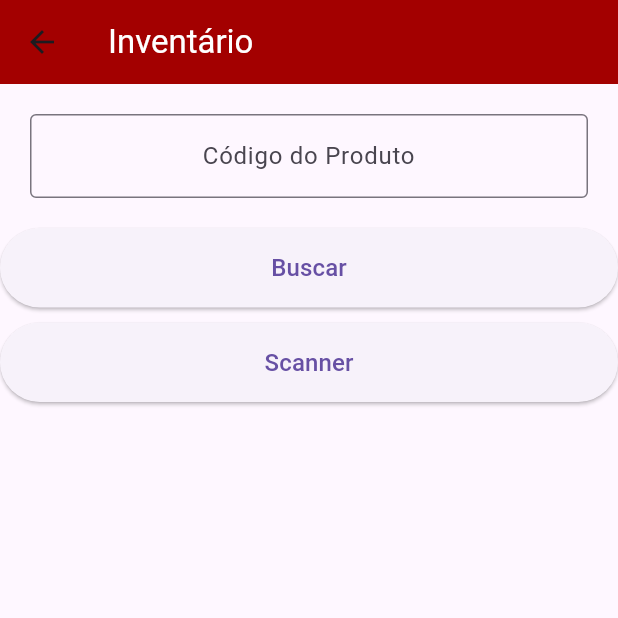
After one commit to cd2tec/padron-inventario-app, a Flutter app: the InventoryPage screen opened by its route, after a tap on "Scanner", on a phone screen of 412 x 824 dp, the top half of it. The commit adds this screen. Run offline on Flutter 3.47's test engine with Material 3 defaults, Android fonts, the phone set to English and light mode, and no system bars; our stand-ins replace carousel_slider, shared_preferences; missing offline and left inert: dart:ffi, flutter_barcode_scanner; accounts and stored records are empty; network calls fail.

Commit message:
Restore files

```diff
--- /dev/null
+++ b/lib/pages/Inventory/inventory_page.dart
@@ -0,0 +1,102 @@
+import 'package:flutter/material.dart';
+import 'package:flutter_barcode_scanner/flutter_barcode_scanner.dart';
+import 'package:padron_inventario_app/pages/Inventory/inventory_detail_page.dart';
+import '../../services/InventoryService.dart';
+
+class InventoryPage extends StatefulWidget {
+  const InventoryPage({super.key});
+
+  @override
+  _InventoryPageState createState() => _InventoryPageState();
+}
+
+class _InventoryPageState extends State<InventoryPage> {
+  InventoryService service = InventoryService();
+  final TextEditingController _barcodeController = TextEditingController();
+  final TextEditingController _productkeyController = TextEditingController();
+
+  @override
+  Widget build(BuildContext context) {
+    return Scaffold(
+      appBar: AppBar(
+        title: const Text(
+          'Inventário',
+          style: TextStyle(color: Colors.white),
+        ),
+        backgroundColor: const Color(0xFFA30000),
+      ),
+      body: Column(
+        crossAxisAlignment: CrossAxisAlignment.stretch,
+        children: [
+          Container(
+            padding: const EdgeInsets.all(20),
+            child: TextField(
+              controller: _productkeyController,
+              decoration: const InputDecoration(
+                border: OutlineInputBorder(),
+                hintText: 'Código do Produto',
+              ),
+              keyboardType: TextInputType.number,
+              textAlign: TextAlign.center,
+            ),
+          ),
+          ElevatedButton(
+            onPressed: () async {
+              if (_productkeyController.text.isNotEmpty) {
+                service.fetchProduct('produtoKey', _productkeyController.text).then((value) {
+                  print(value);
+
+                  Navigator.pushReplacement(
+                    context,
+                    MaterialPageRoute(
+                      builder: (context) => InventoryDetailPage(),
+                    ),
+                  );
+                });
+              } else {
+                // Trate o caso em que o campo está vazio
+                print("Campo de código de barras vazio");
+              }
+            },
+            child: const Padding(
+              padding: EdgeInsets.all(15),
+              child: Text("Buscar", style: TextStyle(fontSize: 16)),
+            ),
+          ),
+          const SizedBox(height: 10),
+          ElevatedButton(
+            onPressed: () async {
+              String barcodeScanRes = await FlutterBarcodeScanner.scanBarcode(
+                "#ff6666",
+                "Cancelar",
+                true,
+                ScanMode.DEFAULT,
+              );
+
+              if (!mounted) return;
+              setState(() {
+                _barcodeController.text = barcodeScanRes;
+              });
+
+              print("Código de Barras: $barcodeScanRes");
+              service.fetchProduct('gtin', _barcodeController.text).then((value) {
+                print(value);
+
+                Navigator.pushReplacement(
+                  context,
+                  MaterialPageRoute(
+                    builder: (context) => InventoryDetailPage(),
+                  ),
+                );
+              });
+            },
+            child: const Padding(
+              padding: EdgeInsets.all(15),
+              child: Text("Scanner", style: TextStyle(fontSize: 16)),
+            ),
+          ),
+        ],
+      ),
+    );
+  }
+}
--- a/lib/pages/User/user_management_details_page.dart
+++ b/lib/pages/User/user_management_details_page.dart
@@ -1,5 +1,5 @@
 import 'dart:convert';
-import 'package:delmoro_estoque_app/pages/User/user_management_page.dart';
+import 'package:padron_inventario_app/pages/User/user_management_page.dart';
 import 'package:flutter/material.dart';
 import '../../services/UserService.dart';
 import '../home_page.dart';
--- a/lib/pages/User/user_management_page.dart
+++ b/lib/pages/User/user_management_page.dart
@@ -1,6 +1,6 @@
-import 'package:delmoro_estoque_app/pages/User/user_management_details_page.dart';
+import 'package:padron_inventario_app/pages/User/user_management_details_page.dart';
 import 'package:flutter/material.dart';
-import 'package:delmoro_estoque_app/services/UserService.dart';
+import 'package:padron_inventario_app/services/UserService.dart';
 
 class UserListScreen extends StatefulWidget {
   const UserListScreen({Key? key}) : super(key: key);
--- a/lib/pages/login_page.dart
+++ b/lib/pages/login_page.dart
@@ -1,6 +1,6 @@
 import 'package:flutter/material.dart';
 import 'package:provider/provider.dart';
-import 'package:delmoro_estoque_app/services/AuthService.dart';
+import 'package:padron_inventario_app/services/AuthService.dart';
 import '../widgets/widgets.dart';
 import 'home_page.dart';
 
@@ -18,8 +18,6 @@ class _LoginPageState extends State<LoginPage> {
   bool _obscurePassword = true;
   bool _isButtonEnabled = false;
 
-  @override
-  @override
   @override
   Widget build(BuildContext context) {
     return Scaffold(
--- /dev/null
+++ b/lib/services/InventoryService.dart
@@ -0,0 +1,37 @@
+import 'dart:convert';
+import 'package:http/http.dart' as http;
+import 'package:shared_preferences/shared_preferences.dart';
+
+class InventoryService {
+  static const String url = "192.168.15.186";
+
+  static Future<SharedPreferences> getSharedPreferences() async {
+    return await SharedPreferences.getInstance();
+  }
+
+  Future fetchProduct(String filter, String barcode) async {
+    SharedPreferences prefs = await getSharedPreferences();
+    var token = prefs.getString('token');
+
+    var apiUrl = Uri(
+      scheme: 'http',
+      host: url,
+      port: 8080,
+      path: '/inventory/$filter/$barcode',
+    );
+
+    http.Response response = await http.get(
+      apiUrl,
+      headers: {
+        'Authorization': 'Bearer $token',
+        'Accept': 'application/json',
+      },
+    );
+
+    if (response.statusCode != 200) {
+      throw http.ClientException(response.body);
+    }
+
+    return response.body;
+  }
+}
--- a/pubspec.yaml
+++ b/pubspec.yaml
@@ -1,6 +1,6 @@
-name: delmoro_estoque_app
+name: padron_inventario_app
 description: "A new Flutter project."
-publish_to: 'none' # Remove this line if you wish to publish to pub.dev
+publish_to: 'none'
 version: 1.0.0+1
 
 environment:
@@ -13,10 +13,12 @@ dependencies:
   carousel_slider: ^4.0.0
   provider: ^6.1.1
   shared_preferences: ^2.2.2
+  flutter_barcode_scanner: ^2.0.0
 
 dev_dependencies:
   flutter_test:
     sdk: flutter
+  mockito: ^5.0.0
 
   flutter_lints: ^2.0.0
 flutter:
```
Also changed, not shown: lib/main.dart (+11 -16 lines), lib/pages/Inventory/inventory_detail_page.dart (added, +29 -0 lines), lib/pages/home_page.dart (+8 -7 lines), lib/services/AuthService.dart (+12 -2 lines), lib/services/UserService.dart (+5 -5 lines), lib/widgets/register/register_form.dart (+5 -4 lines), pubspec.lock, 1 other file.
